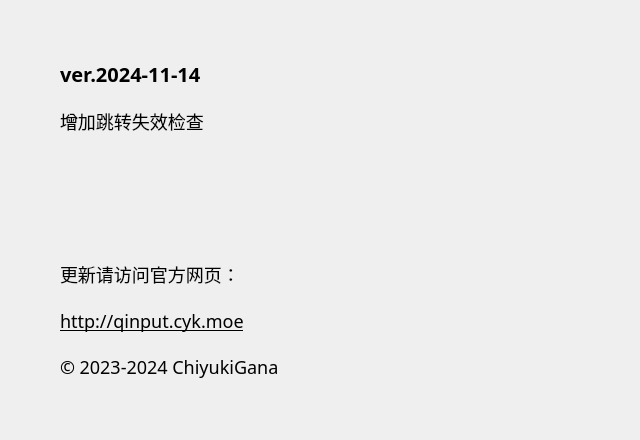
ChiyukiGana/Quickinput, file source/ui/AboutUi.ui: the form before one commit.
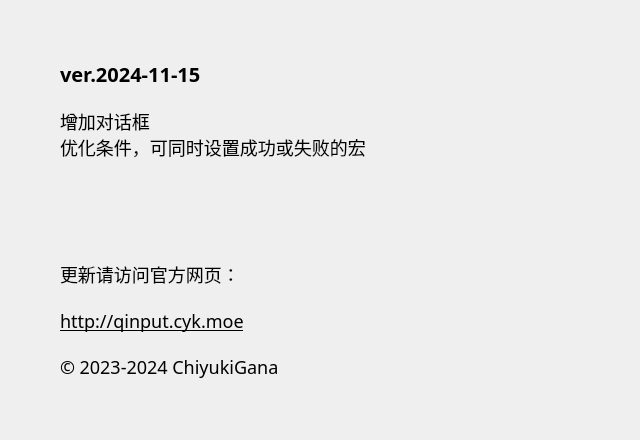
The form after the commit.

Diff of the .ui file:
```diff
--- a/source/ui/AboutUi.ui
+++ b/source/ui/AboutUi.ui
@@ -88,7 +88,7 @@
          <string notr="true">font-size:20px</string>
         </property>
         <property name="text">
-         <string>ver.2024-11-14</string>
+         <string>ver.2024-11-15</string>
         </property>
         <property name="textFormat">
          <enum>Qt::PlainText</enum>
@@ -104,7 +104,8 @@
          </sizepolicy>
         </property>
         <property name="text">
-         <string>增加跳转失效检查</string>
+         <string>增加对话框
+优化条件，可同时设置成功或失败的宏</string>
         </property>
         <property name="textFormat">
          <enum>Qt::PlainText</enum>
```
